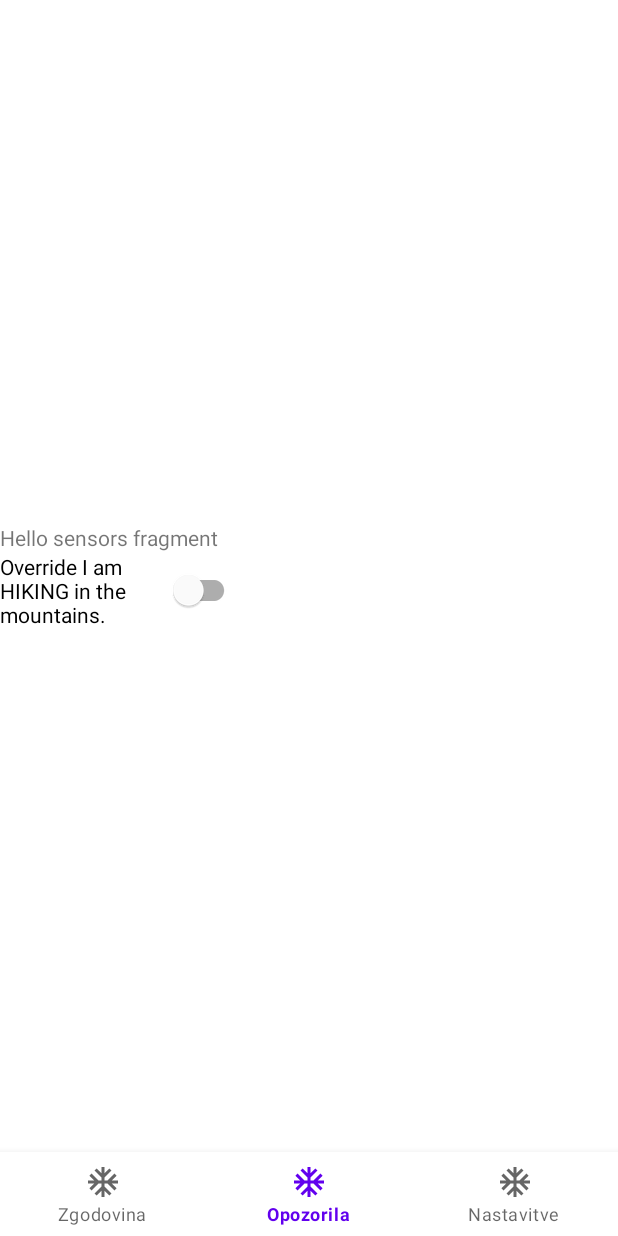
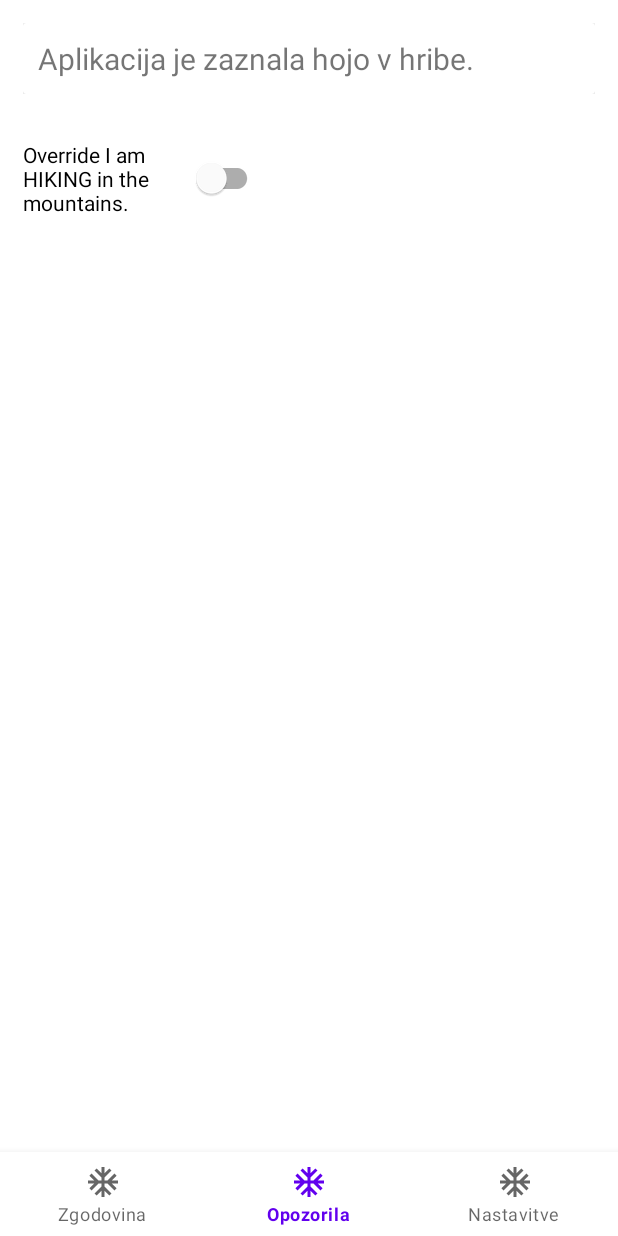
Before and after one commit to dv6526/GoraNiNora, an Android app: the screen it shows after launch (MainActivity), item 2 of the bottom bar chosen, on a phone screen of 412 x 824 dp. Run offline under Robolectric (Android 15) with nearby library versions, the phone set to English and light mode, and no system bars; our stand-ins replace Room's generated code; libraries missing offline, so code that uses them is left out: com.jayway.jsonpath; 4 statements that could not run were skipped.

Commit message:
Added ViewHolders.

```diff
--- a/app/src/main/java/si/uni_lj/fri/pbd/sensecontext/Receivers/LocationUpdatesReceiver.kt
+++ b/app/src/main/java/si/uni_lj/fri/pbd/sensecontext/Receivers/LocationUpdatesReceiver.kt
@@ -10,6 +10,8 @@ import android.util.Log
 import android.widget.Toast
 import androidx.core.app.NotificationCompat
 import androidx.core.app.NotificationManagerCompat
+import androidx.lifecycle.ViewModel
+import androidx.lifecycle.ViewModelProvider
 import com.google.android.gms.location.LocationResult
 import com.google.android.gms.maps.model.LatLng
 import com.google.gson.Gson
@@ -28,6 +30,7 @@ import si.uni_lj.fri.pbd.sensecontext.data.ApplicationDatabase
 import si.uni_lj.fri.pbd.sensecontext.data.Location
 import si.uni_lj.fri.pbd.sensecontext.data.Repository
 import si.uni_lj.fri.pbd.sensecontext.data.rules.MatchedRule
+import si.uni_lj.fri.pbd.sensecontext.ui.MainViewModel
 import java.io.IOException
 import java.text.SimpleDateFormat
 import java.util.*
@@ -248,6 +251,8 @@ class LocationUpdatesReceiver : BroadcastReceiver() {
             val acumulativeHeight = calcAccHeight(loc)
             if (acumulativeHeight > 0) {
                 LocationUpdatesService.user_is_hiking = true
+                repository.user_hiking.postValue(true)
+
                 showNotification("Detected HIKING in MOUNTAINS!","Application detected that you might be HIKING.", context)
             }
             Log.d(TAG, acumulativeHeight.toString())
--- a/app/src/main/java/si/uni_lj/fri/pbd/sensecontext/RecyclerViewAdapter.kt
+++ b/app/src/main/java/si/uni_lj/fri/pbd/sensecontext/RecyclerViewAdapter.kt
@@ -1,42 +1,105 @@
 package si.uni_lj.fri.pbd.sensecontext
 
-import android.content.Intent
+import android.content.Context
+import android.content.SharedPreferences
 import android.view.LayoutInflater
 import android.view.View
 import android.view.ViewGroup
 import android.widget.ImageView
+import android.widget.Switch
 import android.widget.TextView
 import androidx.recyclerview.widget.RecyclerView
-import org.w3c.dom.Text
+import com.google.android.material.switchmaterial.SwitchMaterial
 import si.uni_lj.fri.pbd.sensecontext.data.rules.MatchedRule
+import si.uni_lj.fri.pbd.sensecontext.fragments.WarningsFragment
+import si.uni_lj.fri.pbd.sensecontext.ui.MainViewModel
 
-class RecyclerViewAdapter(private val itemLayout: Int): RecyclerView.Adapter<RecyclerViewAdapter.ViewHolder>() {
+class RecyclerViewAdapter(mViewModel: MainViewModel, fragmentRef: WarningsFragment): RecyclerView.Adapter<RecyclerView.ViewHolder>() {
     private var itemsList: List<MatchedRule>? = null
+    private var mViewModel = mViewModel
+    private var fragment = fragmentRef
+    private var showUserIsHiking: Boolean = false
     fun setItemList(items: List<MatchedRule>?) {
         itemsList = items
         notifyDataSetChanged()
     }
 
     override fun getItemCount(): Int {
-        return if (itemsList == null) 0 else itemsList!!.size
+        return if (itemsList == null) 4 else itemsList!!.size+4
     }
 
-    override fun onCreateViewHolder(parent: ViewGroup, viewType: Int): ViewHolder {
-        val view = LayoutInflater.from(parent.context).inflate(itemLayout, parent, false)
-        return ViewHolder(view)
+    override fun getItemViewType(position: Int): Int {
+        return position
     }
 
-    override fun onBindViewHolder(holder: ViewHolder, position: Int) {
-        val item = itemsList!![position]
-        holder.header.text = item.name
-        holder.desc.text = item.text
+    override fun  onCreateViewHolder(parent: ViewGroup, viewType: Int): RecyclerView.ViewHolder {
+        when (viewType) {
+            0 -> {
+                //opozorilo aplikacija je zaznala hojo v hribe
+                val view = LayoutInflater.from(parent.context).inflate(R.layout.layout_hiking_warning, parent, false)
+                return ViewHolderWarningHiking(view)
+            }
+            1 -> {
+                //switch nahajam se v hribih
+                val view = LayoutInflater.from(parent.context).inflate(R.layout.layout_switch, parent, false)
+                return ViewHolderSwitch(view)
+            }
+            2 -> {
+                //izberi območje
+                val view = LayoutInflater.from(parent.context).inflate(R.layout.layout_dropdown, parent, false)
+                return ViewHolderDropdown(view)
+
+            }
+            3-> {
+                //legenda
+                val view = LayoutInflater.from(parent.context).inflate(R.layout.layout_legend, parent, false)
+                return ViewHolderLegend(view)
+            }
+            else -> {
+                val view = LayoutInflater.from(parent.context).inflate(R.layout.layout_grid_item, parent, false)
+                return ViewHolderWarning(view)
+            }
+        }
+
+    }
+
+    override fun onBindViewHolder(holder: RecyclerView.ViewHolder, position: Int) {
+
+
+        when (holder.itemViewType) {
+            0 -> {
+                val holder0: ViewHolderWarningHiking = holder as ViewHolderWarningHiking
+
+            }
+            1 -> {
+                val holder1: ViewHolderSwitch = holder as ViewHolderSwitch
+                holder1.switch.setChecked(mViewModel.user_hiking?.value!!)
+
+                holder1.switch.setOnCheckedChangeListener { _, isChecked ->
+                    if (isChecked) {
+                        fragment.startLocationUpdates()
+                    } else {
+                        fragment.repository.user_hiking.postValue(false)
+                        fragment.stopLocationUpdates()
+                    }
+                }
+            }
+            2 -> {
+
+            }
+            3 -> {
+
+            }
+            else -> {
+                val item = itemsList!![position-4]
+                val holder5: ViewHolderWarning = holder as ViewHolderWarning
+                holder5.header.text = item.name
+                holder5.desc.text = item.text
 
                 if (item.hiking)
-            holder.image.setImageResource(R.drawable.ic_trenutno_opozorilo)
+                    holder5.image.setImageResource(R.drawable.ic_trenutno_opozorilo)
 
-
-
-        holder.image.setOnClickListener {
+                holder5.image.setOnClickListener {
                     /*
                     val intent = Intent(item.context, DetailsActivity::class.java).apply {
                         putExtra("ID", itemsList!![position].idDrink)
@@ -47,13 +110,37 @@ class RecyclerViewAdapter(private val itemLayout: Int): RecyclerView.Adapter<Rec
                      */
                 }
             }
+        }
 
 
-    class ViewHolder(itemView: View) : RecyclerView.ViewHolder(itemView) {
+
+    }
+
+
+    class ViewHolderWarning(itemView: View) : RecyclerView.ViewHolder(itemView) {
         var header: TextView =  itemView.findViewById(R.id.main_text)
         var image: ImageView = itemView.findViewById(R.id.icon)
         var desc: TextView = itemView.findViewById(R.id.desc_text)
         var date_text: TextView = itemView.findViewById(R.id.date_text)
+    }
+
+    class ViewHolderWarningHiking(itemView: View): RecyclerView.ViewHolder(itemView) {
 
     }
+
+    class ViewHolderSwitch(itemView: View): RecyclerView.ViewHolder(itemView) {
+        val switch: SwitchMaterial = itemView.findViewById(R.id.switch1)
+
     }
+
+    class ViewHolderDropdown(itemView: View): RecyclerView.ViewHolder(itemView) {
+
+    }
+
+    class ViewHolderLegend(itemView: View): RecyclerView.ViewHolder(itemView) {
+
+    }
+
+
+
+}
--- a/app/src/main/java/si/uni_lj/fri/pbd/sensecontext/data/Repository.kt
+++ b/app/src/main/java/si/uni_lj/fri/pbd/sensecontext/data/Repository.kt
@@ -1,6 +1,7 @@
 package si.uni_lj.fri.pbd.sensecontext.data
 
 import androidx.lifecycle.LiveData
+import androidx.lifecycle.MutableLiveData
 import si.uni_lj.fri.pbd.sensecontext.data.bulletin.AvalancheBulletin
 import si.uni_lj.fri.pbd.sensecontext.data.bulletin.DangerBulletin
 import si.uni_lj.fri.pbd.sensecontext.data.bulletin.PatternBulletin
@@ -12,6 +13,8 @@ import java.util.*
 class Repository(private val databaseDao: DatabaseDao) {
     val readAllDataWeather: List<WeatherHour> = databaseDao.readAllDataWeather()
     fun matchedRulesToday(date: Date): LiveData<List<MatchedRule>> = databaseDao.getMatchedRulesToday(date)
+    val user_hiking: MutableLiveData<Boolean> = MutableLiveData()
+
     suspend fun addWeatherHour(weatherHour: WeatherHour) {
         databaseDao.add_weather_hour(weatherHour)
     }
--- a/app/src/main/java/si/uni_lj/fri/pbd/sensecontext/fragments/WarningsFragment.kt
+++ b/app/src/main/java/si/uni_lj/fri/pbd/sensecontext/fragments/WarningsFragment.kt
@@ -9,17 +9,16 @@ import android.os.Bundle
 import android.view.LayoutInflater
 import android.view.View
 import android.view.ViewGroup
-import android.widget.LinearLayout
-import android.widget.Toast
 import androidx.fragment.app.Fragment
 import androidx.lifecycle.ViewModelProvider
 import androidx.recyclerview.widget.LinearLayoutManager
 import androidx.recyclerview.widget.RecyclerView
-import si.uni_lj.fri.pbd.sensecontext.MainActivity
 import si.uni_lj.fri.pbd.sensecontext.R
 import si.uni_lj.fri.pbd.sensecontext.Receivers.DetectedTransitionReceiver
 import si.uni_lj.fri.pbd.sensecontext.RecyclerViewAdapter
 import si.uni_lj.fri.pbd.sensecontext.Services.LocationUpdatesService
+import si.uni_lj.fri.pbd.sensecontext.data.ApplicationDatabase
+import si.uni_lj.fri.pbd.sensecontext.data.Repository
 import si.uni_lj.fri.pbd.sensecontext.databinding.FragmentWarningsBinding.inflate
 import si.uni_lj.fri.pbd.sensecontext.databinding.FragmentWarningsBinding
 import si.uni_lj.fri.pbd.sensecontext.ui.MainViewModel
@@ -31,6 +30,7 @@ class WarningsFragment : Fragment() {
     private val binding get() = _binding!!
     private var mViewModel: MainViewModel? = null
     private var adapter: RecyclerViewAdapter? = null
+    lateinit var repository: Repository
 
     override fun onCreate(savedInstanceState: Bundle?) {
         super.onCreate(savedInstanceState)
@@ -47,22 +47,7 @@ class WarningsFragment : Fragment() {
 
     override fun onViewCreated(view: View, savedInstanceState: Bundle?) {
         super.onViewCreated(view, savedInstanceState)
-        val switch = binding.switch1
-        val sharedPreferences: SharedPreferences = requireActivity().getSharedPreferences("pref", Context.MODE_PRIVATE)
-        switch.setChecked(sharedPreferences.getBoolean("override", false))
 
-        switch.setOnCheckedChangeListener { _, isChecked ->
-            val editor: SharedPreferences.Editor = requireActivity().getSharedPreferences("pref", MODE_PRIVATE).edit()
-            if (isChecked) {
-                editor.putBoolean("override", true)
-                editor.apply()
-                startLocationUpdates()
-            } else {
-                editor.putBoolean("override", false)
-                editor.apply()
-                stopLocationUpdates()
-            }
-        }
     }
 
     override fun onActivityCreated(savedInstanceState: Bundle?) {
@@ -80,7 +65,7 @@ class WarningsFragment : Fragment() {
     }
 
     private fun recyclerSetup() {
-        adapter = RecyclerViewAdapter(R.layout.layout_grid_item)
+        adapter = mViewModel?.let { RecyclerViewAdapter(it, this) }
         val recyclerView: RecyclerView = binding.warningsRecycler
         recyclerView.layoutManager = LinearLayoutManager(context)
         recyclerView.adapter = adapter
@@ -101,6 +86,9 @@ class WarningsFragment : Fragment() {
         } catch (e: ClassCastException) {
             throw ClassCastException(context.toString() + " must implement ToolbarListener")
         }
+        val db = ApplicationDatabase.getDatabase(context)
+        val dao = db.dao()
+        repository = Repository(dao)
     }
 
 
@@ -108,6 +96,7 @@ class WarningsFragment : Fragment() {
     fun startLocationUpdates() {
         activityCallback?.stopActivityTransitionUpdates()
         LocationUpdatesService.user_is_hiking = true
+        repository.user_hiking.postValue(true)
         if (!LocationUpdatesService.IS_RUNNING) {
             val i = Intent(context, LocationUpdatesService::class.java)
             i.putExtra("locationUpdatesInterval",
@@ -127,6 +116,7 @@ class WarningsFragment : Fragment() {
     fun stopLocationUpdates() {
         activityCallback?.startActivityTransitionUpdates()
         LocationUpdatesService.user_is_hiking = false
+        repository.user_hiking.postValue(false)
         if (LocationUpdatesService.IS_RUNNING) {
             val i = Intent(context, LocationUpdatesService::class.java)
             i.action = LocationUpdatesService.ACTION_STOP
--- a/app/src/main/java/si/uni_lj/fri/pbd/sensecontext/ui/MainViewModel.kt
+++ b/app/src/main/java/si/uni_lj/fri/pbd/sensecontext/ui/MainViewModel.kt
@@ -3,7 +3,9 @@ package si.uni_lj.fri.pbd.sensecontext.ui
 import android.app.Application
 import androidx.lifecycle.AndroidViewModel
 import androidx.lifecycle.LiveData
+import androidx.lifecycle.MutableLiveData
 import androidx.lifecycle.ViewModel
+import si.uni_lj.fri.pbd.sensecontext.Services.LocationUpdatesService
 import si.uni_lj.fri.pbd.sensecontext.data.ApplicationDatabase
 import si.uni_lj.fri.pbd.sensecontext.data.Repository
 import si.uni_lj.fri.pbd.sensecontext.data.rules.MatchedRule
@@ -11,18 +13,31 @@ import java.util.*
 
 class MainViewModel(application: Application?): AndroidViewModel(application!!) {
     var matchedRules: LiveData<List<MatchedRule>>
+    var user_hiking: MutableLiveData<Boolean>? = MutableLiveData()
     private val repository: Repository
     init {
         val db = ApplicationDatabase.getDatabase(application!!.applicationContext)
         val dao = db.dao()
         repository = Repository(dao)
+        user_hiking = repository.user_hiking
         val cal1 = Calendar.getInstance()
         cal1.set(Calendar.HOUR_OF_DAY, 0)
         cal1.set(Calendar.MINUTE, 0)
         cal1.set(Calendar.SECOND, 0)
         cal1.set(Calendar.MILLISECOND, 0)
         matchedRules = repository.matchedRulesToday(cal1.time)
+        user_hiking?.value = LocationUpdatesService.user_is_hiking
     }
 
 
+    override fun onCleared() {
+        super.onCleared()
+        user_hiking = null
+    }
+
+
+
+
+
+
 }
--- a/app/src/main/res/layout/activity_main.xml
+++ b/app/src/main/res/layout/activity_main.xml
@@ -9,7 +9,7 @@
     <FrameLayout
         android:id="@+id/frame"
         android:layout_width="match_parent"
-        android:layout_height="wrap_content"
+        android:layout_height="match_parent"
         app:layout_constraintBottom_toTopOf="@+id/bottomNavigationView"
         app:layout_constraintEnd_toEndOf="parent"
         app:layout_constraintStart_toStartOf="parent"
--- a/app/src/main/res/layout/fragment_warnings.xml
+++ b/app/src/main/res/layout/fragment_warnings.xml
@@ -6,26 +6,23 @@
     android:layout_height="match_parent"
     tools:context=".fragments.WarningsFragment">
 
-    <!-- TODO: Update blank fragment layout -->
+    <androidx.core.widget.NestedScrollView
+        android:layout_width="match_parent"
+        android:layout_height="match_parent"
+        android:fillViewport="true">
 
-    <TextView
-        android:id="@+id/tv"
-        android:layout_width="wrap_content"
-        android:layout_height="wrap_content"
-        android:text="Hello sensors fragment" />
+        <androidx.recyclerview.widget.RecyclerView
+            android:layout_width="match_parent"
+            android:layout_height="match_parent"
+            android:id="@+id/warnings_recycler">
+        </androidx.recyclerview.widget.RecyclerView>
 
-    <com.google.android.material.switchmaterial.SwitchMaterial
-        android:id="@+id/switch1"
-        android:layout_width="160dp"
-        android:layout_height="wrap_content"
-        android:minHeight="32dp"
-        android:text="Override I am HIKING in the mountains." />
+    </androidx.core.widget.NestedScrollView>
 
-    <androidx.recyclerview.widget.RecyclerView
-        android:layout_width="wrap_content"
-        android:layout_height="wrap_content"
-        android:id="@+id/warnings_recycler">
 
-    </androidx.recyclerview.widget.RecyclerView>
+
+
+
+
 
 </androidx.appcompat.widget.LinearLayoutCompat>
--- /dev/null
+++ b/app/src/main/res/layout/layout_dropdown.xml
@@ -0,0 +1,6 @@
+<?xml version="1.0" encoding="utf-8"?>
+<RelativeLayout xmlns:android="http://schemas.android.com/apk/res/android"
+    android:layout_width="match_parent"
+    android:layout_height="wrap_content">
+
+</RelativeLayout>
--- /dev/null
+++ b/app/src/main/res/layout/layout_hiking_warning.xml
@@ -0,0 +1,23 @@
+<?xml version="1.0" encoding="utf-8"?>
+<RelativeLayout xmlns:android="http://schemas.android.com/apk/res/android"
+    android:layout_width="match_parent"
+    android:layout_height="wrap_content"
+    android:layout_margin="15sp">
+
+    <androidx.cardview.widget.CardView
+        android:layout_width="match_parent"
+        android:layout_height="wrap_content"
+        >
+
+        <TextView
+            android:layout_width="match_parent"
+            android:layout_height="wrap_content"
+            android:text="Aplikacija je zaznala hojo v hribe."
+            android:padding="10sp"
+            android:textSize="20sp">
+
+        </TextView>
+
+    </androidx.cardview.widget.CardView>
+
+</RelativeLayout>
--- /dev/null
+++ b/app/src/main/res/layout/layout_legend.xml
@@ -0,0 +1,6 @@
+<?xml version="1.0" encoding="utf-8"?>
+<RelativeLayout xmlns:android="http://schemas.android.com/apk/res/android"
+    android:layout_width="match_parent"
+    android:layout_height="wrap_content">
+
+</RelativeLayout>
--- /dev/null
+++ b/app/src/main/res/layout/layout_switch.xml
@@ -0,0 +1,14 @@
+<?xml version="1.0" encoding="utf-8"?>
+<RelativeLayout xmlns:android="http://schemas.android.com/apk/res/android"
+    android:layout_width="match_parent"
+    android:layout_height="wrap_content"
+    android:layout_margin="15sp">
+
+    <com.google.android.material.switchmaterial.SwitchMaterial
+        android:id="@+id/switch1"
+        android:layout_width="160dp"
+        android:layout_height="wrap_content"
+        android:minHeight="32dp"
+        android:text="Override I am HIKING in the mountains." />
+
+</RelativeLayout>
```
Also changed, not shown: app/src/main/java/si/uni_lj/fri/pbd/sensecontext/Services/LocationUpdatesService.kt (+9 -0 lines). Lines whose indentation alone changed are shown as unchanged.
